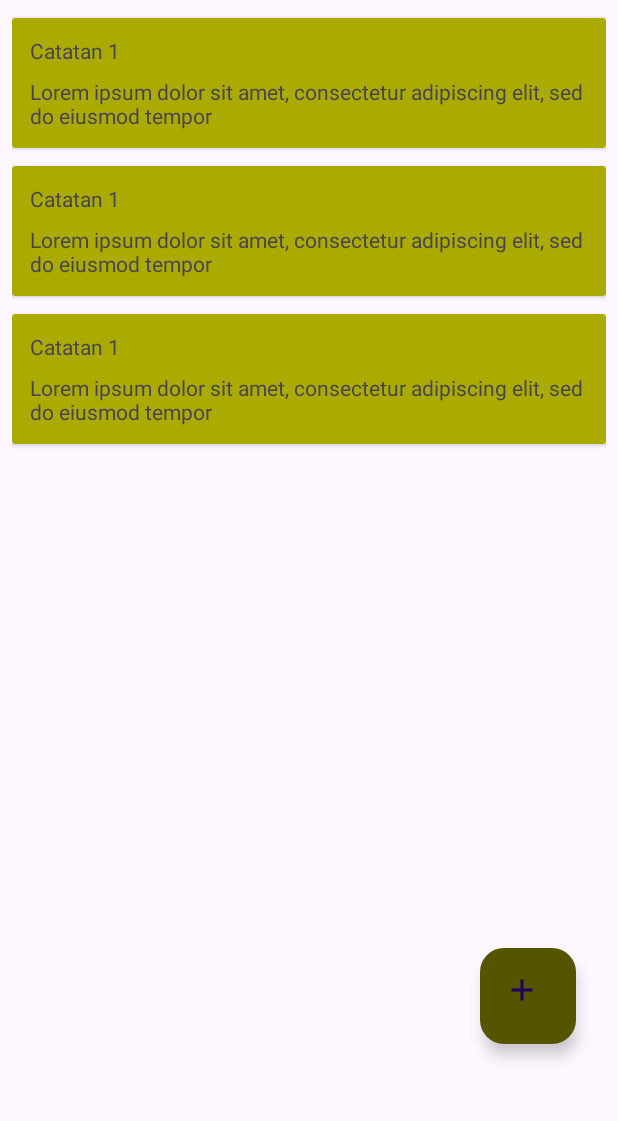
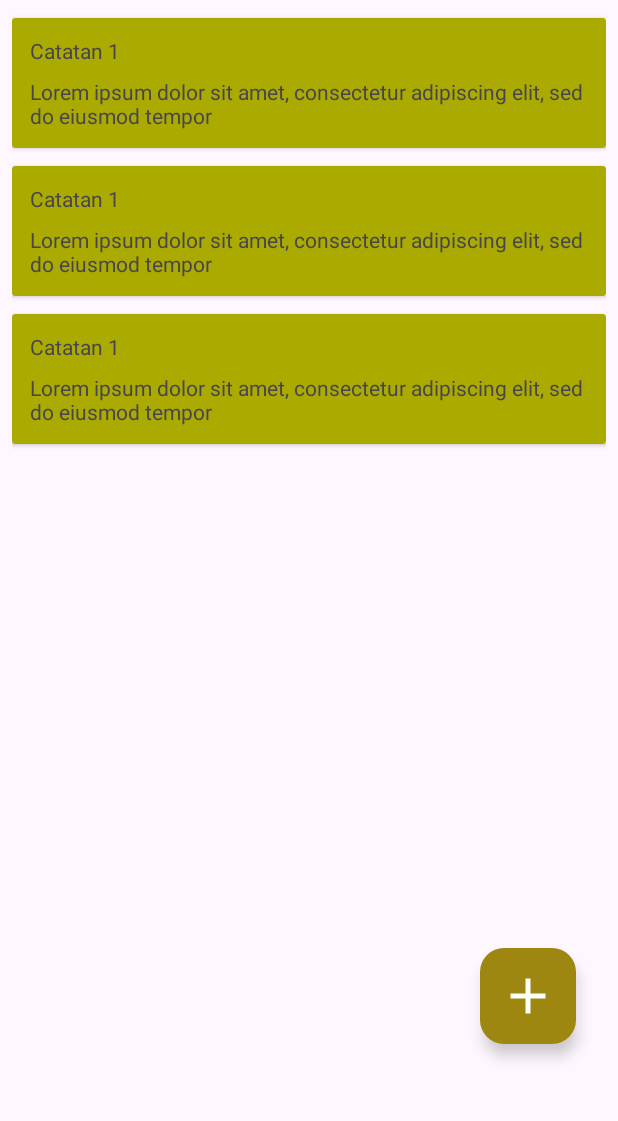
Before and after one commit to maszhar/catatan-cepat, an Android app: the layout activity_note_list.xml on its own in the app's theme, with its tools: preview values and no code run, on a phone screen of 412 x 824 dp, the part 96-1217 px from its top. Run offline under Robolectric (Android 15) with nearby library versions, the phone set to English and light mode, and no system bars.

Commit message:
feat: add fab style

```diff
--- a/app/src/main/res/layout/activity_note_list.xml
+++ b/app/src/main/res/layout/activity_note_list.xml
@@ -41,14 +41,15 @@
 
             <com.google.android.material.floatingactionbutton.FloatingActionButton
                 android:id="@+id/add_note_button"
-                android:layout_width="64dp"
-                android:layout_height="64dp"
+                android:layout_width="wrap_content"
+                android:layout_height="wrap_content"
                 android:layout_marginEnd="28dp"
                 android:layout_marginBottom="64dp"
-                android:backgroundTint="#555500"
                 android:src="@drawable/add_icon"
+                app:fabCustomSize="64dp"
                 app:layout_constraintBottom_toBottomOf="parent"
-                app:layout_constraintEnd_toEndOf="parent" />
+                app:layout_constraintEnd_toEndOf="parent"
+                app:maxImageSize="40dp" />
 
         </androidx.constraintlayout.widget.ConstraintLayout>
     </androidx.coordinatorlayout.widget.CoordinatorLayout>
--- a/app/src/main/res/values/themes.xml
+++ b/app/src/main/res/values/themes.xml
@@ -3,6 +3,12 @@
     <style name="Base.Theme.CatatanCepat" parent="Theme.Material3.DayNight.NoActionBar">
         <!-- Customize your light theme here. -->
         <!-- <item name="colorPrimary">@color/my_light_primary</item> -->
+        <item name="floatingActionButtonStyle">@style/MyFabStyle</item>
+    </style>
+
+    <style name="MyFabStyle" parent="Widget.Material3.FloatingActionButton.Primary">
+        <item name="backgroundTint">#9D8710</item>
+        <item name="tint">@color/white</item>
     </style>
 
     <style name="Theme.CatatanCepat" parent="Base.Theme.CatatanCepat" />
```
